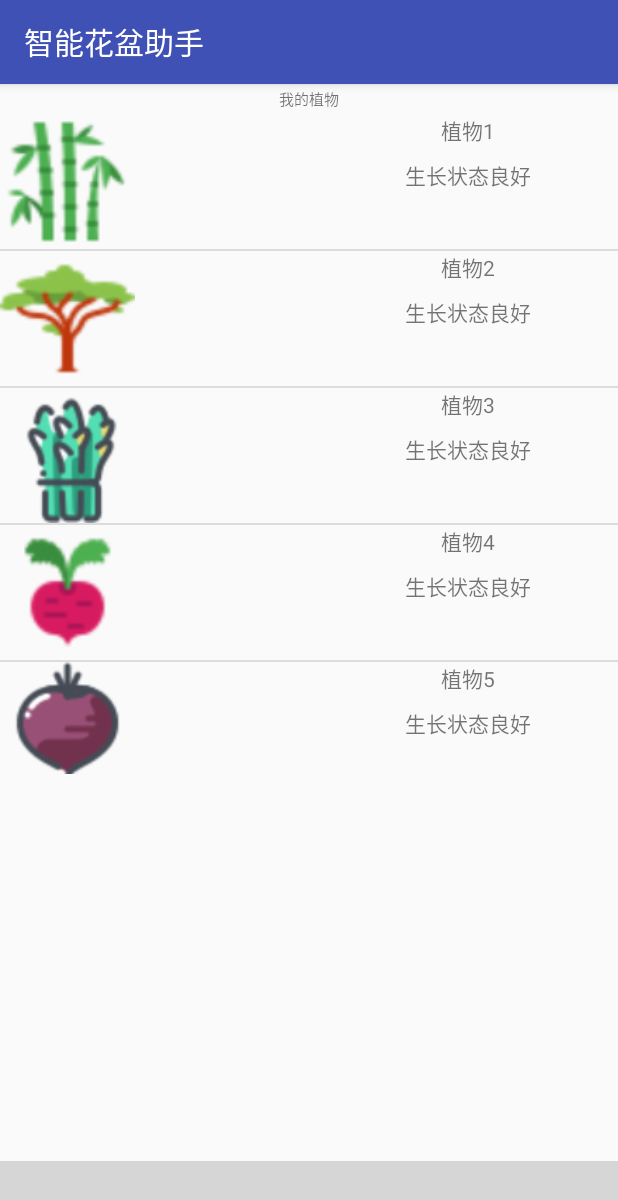
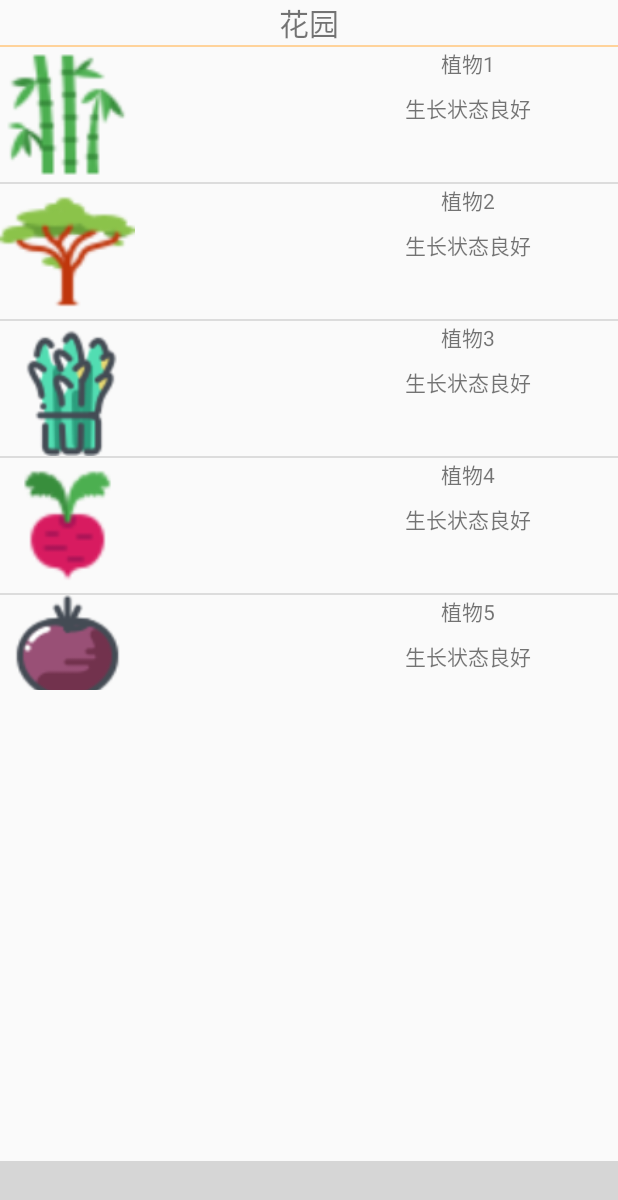
Before and after one commit to Lyonghuang/androidProject_Plant, an Android app: the MainActivity screen opened directly, with no data from a screen before it, on a phone screen of 412 x 824 dp. Shown: the top 1200 px of the screen. Run offline under Robolectric (Android 15) with nearby library versions, the phone set to English and light mode, and no system bars; our stand-ins replace CircleImageView; libraries missing offline, so code that uses them is left out: com.ashokvarma.bottomnavigation; plain views replace BottomNavigationBar; 7 statements that could not run were skipped; grey boxes are pictures that could not be loaded.

Commit message:
去掉标题栏，美化一些界面

```diff
--- a/app/src/main/java/com/example/activity/MainActivity.java
+++ b/app/src/main/java/com/example/activity/MainActivity.java
@@ -9,7 +9,6 @@ import android.support.v4.app.FragmentTransaction;
 import android.support.v4.view.ViewPager;
 import android.support.v7.app.AppCompatActivity;
 import android.view.View;
-import android.view.Window;
 import android.widget.LinearLayout;
 import android.widget.RelativeLayout;
 
@@ -57,9 +56,10 @@ public class MainActivity extends AppCompatActivity {
 
     @Override
     protected void onCreate(Bundle savedInstanceState) {
+//        this.requestWindowFeature(Window.FEATURE_NO_TITLE);
+
         super.onCreate(savedInstanceState);
 
-        this.requestWindowFeature(Window.FEATURE_NO_TITLE);
 
         initFragment();
 
--- a/app/src/main/res/layout/common_edit_text.xml
+++ b/app/src/main/res/layout/common_edit_text.xml
@@ -40,6 +40,11 @@
 
     <TextView
         android:layout_width="match_parent"
+        android:layout_height="1dp"
+        android:background="@color/orange_light"/>
+
+    <TextView
+        android:layout_width="match_parent"
         android:layout_height="30dp" />
 
     <EditText
--- a/app/src/main/res/layout/conservation.xml
+++ b/app/src/main/res/layout/conservation.xml
@@ -37,6 +37,12 @@
 
     <TextView
         android:layout_width="match_parent"
+        android:layout_height="1dp"
+        android:background="@color/orange_light"/>
+
+
+    <TextView
+        android:layout_width="match_parent"
         android:layout_height="30dp" />
 
     <TextView
--- a/app/src/main/res/layout/conservation_log.xml
+++ b/app/src/main/res/layout/conservation_log.xml
@@ -12,6 +12,11 @@
         android:gravity="center_horizontal"
         android:text="养护记录"
         android:textSize="25sp"/>
+
+    <TextView
+        android:layout_width="match_parent"
+        android:layout_height="1dp"
+        android:background="@color/orange_light"/>
 
     <LinearLayout
         android:layout_width="match_parent"
--- a/app/src/main/res/layout/fragment_plant.xml
+++ b/app/src/main/res/layout/fragment_plant.xml
@@ -9,10 +9,15 @@
 
     <TextView
         android:layout_width="match_parent"
-        android:layout_height="20dp"
-        android:text="我的植物"
+        android:layout_height="wrap_content"
+        android:text="花园"
         android:gravity="center"
-        android:textSize="10sp"/>
+        android:textSize="20sp"/>
+
+    <TextView
+        android:layout_width="match_parent"
+        android:layout_height="1dp"
+        android:background="@color/orange_light"/>
 
 
     <android.support.v7.widget.RecyclerView
--- a/app/src/main/res/layout/setting_account.xml
+++ b/app/src/main/res/layout/setting_account.xml
@@ -33,6 +33,11 @@
 
 
     </RelativeLayout>
+
+    <TextView
+        android:layout_width="match_parent"
+        android:layout_height="1dp"
+        android:background="@color/orange_light"/>
 
 
 
--- a/app/src/main/res/layout/setting_collections.xml
+++ b/app/src/main/res/layout/setting_collections.xml
@@ -33,6 +33,11 @@
 
     </RelativeLayout>
 
+    <TextView
+        android:layout_width="match_parent"
+        android:layout_height="1dp"
+        android:background="@color/orange_light"/>
+
 
     <android.support.v7.widget.RecyclerView
         android:id="@+id/collectionsPlant"
--- a/app/src/main/res/layout/setting_remind.xml
+++ b/app/src/main/res/layout/setting_remind.xml
@@ -33,6 +33,11 @@
 
 
     </RelativeLayout>
+
+    <TextView
+        android:layout_width="match_parent"
+        android:layout_height="1dp"
+        android:background="@color/orange_light"/>
 
 
     <com.leon.lib.settingview.LSettingItem
--- a/app/src/main/res/layout/setting_suggest.xml
+++ b/app/src/main/res/layout/setting_suggest.xml
@@ -34,6 +34,11 @@
 
     </RelativeLayout>
 
+    <TextView
+        android:layout_width="match_parent"
+        android:layout_height="1dp"
+        android:background="@color/orange_light"/>
+
 
     <com.leon.lib.settingview.LSettingItem
         android:id="@+id/advice"
--- a/app/src/main/res/values/styles.xml
+++ b/app/src/main/res/values/styles.xml
@@ -6,14 +6,12 @@
         <item name="colorPrimary">@color/colorPrimary</item>
         <item name="colorPrimaryDark">@color/colorPrimaryDark</item>
         <item name="colorAccent">@color/colorAccent</item>
-    </style>
 
-
-    去掉状态栏
-    <style name="AppTheme.NoActionBar">
+        <!--去掉标题栏-->
         <item name="windowActionBar">false</item>
         <item name="windowNoTitle">true</item>
     </style>
+
 
 
     <declare-styleable name="CircleImageView">
```
Also changed, not shown: app/src/main/java/net/NetConnection.java (+0 -26 lines), app/src/main/res/layout/activity_chat.xml (+9 -0 lines), app/src/main/res/layout/activity_register.xml (+11 -0 lines), app/src/main/res/layout/fragment_search.xml (+11 -5 lines), app/src/main/res/layout/modify_password.xml (+11 -0 lines), app/src/main/res/layout/modify_tel.xml (+12 -0 lines).
